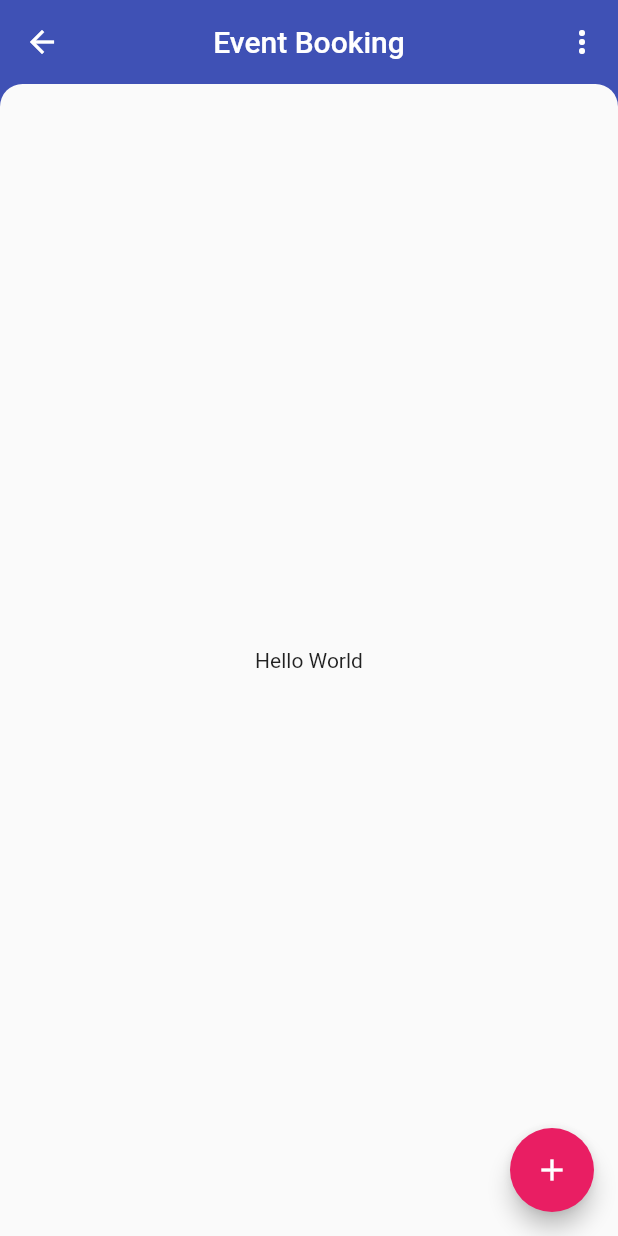
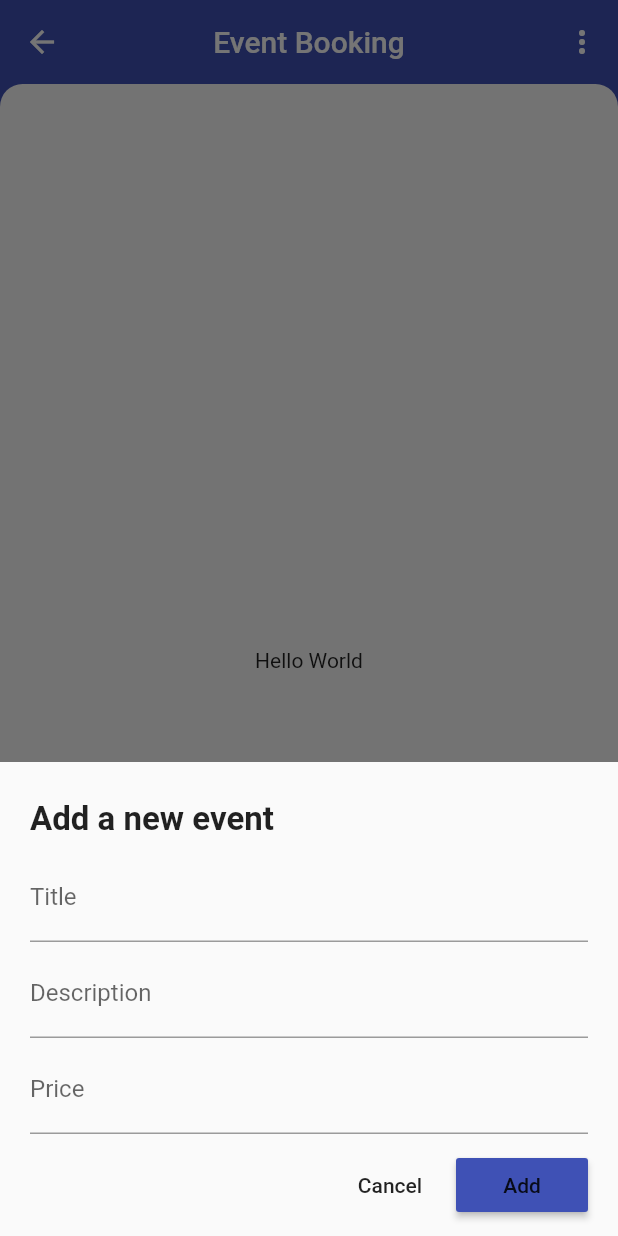
Before and after one commit to MahdiArabpour/event_booking_frontend, a Flutter app: the DashboardPage screen opened by its route, after a tap on the "add" icon, on a phone screen of 412 x 824 dp. Run offline on Flutter 3.47's test engine with Material 2 defaults, Android fonts, the phone set to English and light mode, and no system bars; our stand-ins replace built_collection, built_value, equatable, flutter_bloc, flutter_secure_storage, fluttertoast and 2 more; accounts and stored records are empty; generated files the repository leaves out were written again; Roboto replaces fonts that are missing (OpenSans).

Commit message:
added modal bottom sheet to dashboard page to add new events

```diff
--- a/lib/src/ui/global/theme/app_themes.dart
+++ b/lib/src/ui/global/theme/app_themes.dart
@@ -23,7 +23,7 @@ final appThemeData = {
       ),
     ),
     dark: ThemeData(
-      primaryColor: Colors.indigo[900],
+      primaryColor: Colors.indigo[800],
       accentColor: Colors.pink[900],
       cursorColor: Colors.pink,
       brightness: Brightness.dark,
--- a/lib/src/ui/global/widgets/my_scaffold.dart
+++ b/lib/src/ui/global/widgets/my_scaffold.dart
@@ -34,6 +34,8 @@ class MyScaffold extends StatelessWidget {
               .unfocus(); // Dismiss keyboard on touch outside of tappable widgets.
       },
       child: Scaffold(
+        resizeToAvoidBottomInset: false,
+        resizeToAvoidBottomPadding: false,
         appBar: AppBar(
           actions: appBarActions,
           leading: appBarLeading,
--- a/lib/src/ui/pages/dashboard_page/dashboard-page.dart
+++ b/lib/src/ui/pages/dashboard_page/dashboard-page.dart
@@ -1,117 +1,93 @@
 import 'package:event_booking/src/ui/global/widgets/my_scaffold.dart';
-import 'package:event_booking/src/ui/pages/settings_page/settings_page.dart';
+import 'package:event_booking/src/ui/pages/dashboard_page/widgets/over_flow_menu.dart';
 import 'package:flutter/material.dart';
 
-class DashboardPage extends StatefulWidget {
+class DashboardPage extends StatelessWidget {
   static const routeName = "/dashboard-page";
 
-  @override
-  _DashboardPageState createState() => _DashboardPageState();
-}
-
-class _DashboardPageState extends State<DashboardPage> {
-  void _onOverFlowMenuItemSelected(Choice item) {
-    switch (item.index) {
-      case 0:
-        _onSettingsButtonPressed();
-        break;
-      case 1:
-        _onLogOutButtonPressed();
-        break;
-    }
-  }
-
-  void _onSettingsButtonPressed() =>
-      Navigator.of(context).pushNamed(SettingsPage.routeName);
-
-  void _onLogOutButtonPressed() => showDialog(
+  void _onAddButtonPressed(BuildContext context) => showModalBottomSheet(
         context: context,
-      builder: (context) => AlertDialog(
-            title: Text("Logout"),
-            content: Text(
-              "Are you sure you're going to log out of your account?",
+        builder: (context) => SingleChildScrollView(
+          child: Padding(
+            padding: EdgeInsets.only(
+              left: 20.0,
+              top: 25.0,
+              right: 20,
+              bottom: MediaQuery.of(context).viewInsets.bottom + 10.0,
             ),
-            actions: [
+            child: Column(
+              crossAxisAlignment: CrossAxisAlignment.start,
+              children: <Widget>[
+                Text(
+                  "Add a new event",
+                  style: TextStyle(
+                    fontSize: 22.0,
+                    fontWeight: FontWeight.bold,
+                  ),
+                ),
+                SizedBox(
+                  height: 10.0,
+                ),
+                TextField(
+                  decoration: InputDecoration(
+                    labelText: "Title",
+                  ),
+                ),
+                SizedBox(
+                  height: 5.0,
+                ),
+                TextField(
+                  decoration: InputDecoration(
+                    labelText: "Description",
+                  ),
+                ),
+                SizedBox(
+                  height: 5.0,
+                ),
+                TextField(
+                  keyboardType: TextInputType.numberWithOptions(),
+                  decoration: InputDecoration(
+                    labelText: "Price",
+                  ),
+                ),
+                SizedBox(
+                  height: 10.0,
+                ),
+                Row(
+                  mainAxisAlignment: MainAxisAlignment.end,
+                  children: <Widget>[
                     FlatButton(
                       onPressed: () => Navigator.of(context).pop(),
                       child: Text('Cancel'),
                     ),
                     RaisedButton(
-                onPressed: _onConfirmLogout,
+                      onPressed: () {},
+                      child: Text('Add'),
                       color: Theme.of(context).primaryColor,
-                textColor: Colors.white,
-                child: Text('Ok'),
                     ),
-              SizedBox(width: 0.5),
                   ],
-          ));
-
-  void _onConfirmLogout() {}
-
-  void _onAddButtonPressed() => print('addEvent');
+                ),
+              ],
+            ),
+          ),
+        ),
+      );
 
   @override
   Widget build(BuildContext context) {
     return MyScaffold(
       appBarTitle: Text('Event Booking'),
       appBarActions: <Widget>[
-        PopupMenuButton<Choice>(
-          onSelected: _onOverFlowMenuItemSelected,
-          itemBuilder: (BuildContext context) {
-            return choices
-                .map((Choice choice) => PopupMenuItem<Choice>(
-                      value: choice,
-                      child: Row(
-                        mainAxisAlignment: MainAxisAlignment.spaceBetween,
-                        children: [
-                          Text(
-                            choice.title,
-                            style: Theme.of(context).textTheme.subtitle1,
-                          ),
-                          Icon(
-                            choice.icon,
-                            color: Theme.of(context).textTheme.subtitle1.color,
-                          ),
-                        ],
-                      ),
-                    ))
-                .toList();
-          },
-        ),
+        OverFlowMenu(),
       ],
       body: Center(
         child: Container(child: Text('Hello World')),
       ),
       floatingActionButton: FloatingActionButton(
-        onPressed: _onAddButtonPressed,
+        onPressed: () => _onAddButtonPressed(context),
         child: Icon(Icons.add),
         tooltip: "Add new Event",
       ),
     );
   }
 }
-
-class Choice {
-  final int index;
-  final String title;
-  final IconData icon;
-
-  const Choice({
-    this.index,
-    this.title,
-    this.icon,
-  });
-}
-
-const List<Choice> choices = const <Choice>[
-  const Choice(
-    index: 0,
-    title: "Settings",
-    icon: Icons.settings,
-  ),
-  const Choice(
-    index: 1,
-    title: "Logout",
-    icon: Icons.exit_to_app,
-  ),
-];
--- /dev/null
+++ b/lib/src/ui/pages/dashboard_page/widgets/over_flow_menu.dart
@@ -0,0 +1,94 @@
+import 'package:event_booking/src/ui/pages/settings_page/settings_page.dart';
+import 'package:flutter/material.dart';
+
+class OverFlowMenu extends StatelessWidget {
+  void _onOverFlowMenuItemSelected(Choice item, BuildContext context) {
+    switch (item.index) {
+      case 0:
+        _onSettingsButtonPressed(context);
+        break;
+      case 1:
+        _onLogOutButtonPressed(context);
+        break;
+    }
+  }
+
+  void _onSettingsButtonPressed(BuildContext context) =>
+      Navigator.of(context).pushNamed(SettingsPage.routeName);
+
+  void _onLogOutButtonPressed(BuildContext context) => showDialog(
+      context: context,
+      builder: (context) => AlertDialog(
+            title: Text("Logout"),
+            content: Text(
+              "Are you sure you're going to log out of your account?",
+            ),
+            actions: [
+              FlatButton(
+                onPressed: () => Navigator.of(context).pop(),
+                child: Text('Cancel'),
+              ),
+              RaisedButton(
+                onPressed: _onConfirmLogout,
+                color: Theme.of(context).primaryColor,
+                textColor: Colors.white,
+                child: Text('Ok'),
+              ),
+              SizedBox(width: 0.5),
+            ],
+          ));
+
+  void _onConfirmLogout() {}
+
+  @override
+  Widget build(BuildContext context) {
+    return PopupMenuButton<Choice>(
+      onSelected: (item) => _onOverFlowMenuItemSelected(item,context),
+      itemBuilder: (BuildContext context) {
+        return choices
+            .map((Choice choice) => PopupMenuItem<Choice>(
+                  value: choice,
+                  child: Row(
+                    mainAxisAlignment: MainAxisAlignment.spaceBetween,
+                    children: [
+                      Text(
+                        choice.title,
+                        style: Theme.of(context).textTheme.subtitle1,
+                      ),
+                      Icon(
+                        choice.icon,
+                        color: Theme.of(context).textTheme.subtitle1.color,
+                      ),
+                    ],
+                  ),
+                ))
+            .toList();
+      },
+    );
+  }
+}
+
+class Choice {
+  final int index;
+  final String title;
+  final IconData icon;
+
+  const Choice({
+    this.index,
+    this.title,
+    this.icon,
+  });
+}
+
+const List<Choice> choices = const <Choice>[
+  const Choice(
+    index: 0,
+    title: "Settings",
+    icon: Icons.settings,
+  ),
+  const Choice(
+    index: 1,
+    title: "Logout",
+    icon: Icons.exit_to_app,
+  ),
+];
```
Also changed, not shown: flutter_01.png (added), lib/service_locator.dart (line endings or trailing spaces). Lines whose indentation alone changed are shown as unchanged.
